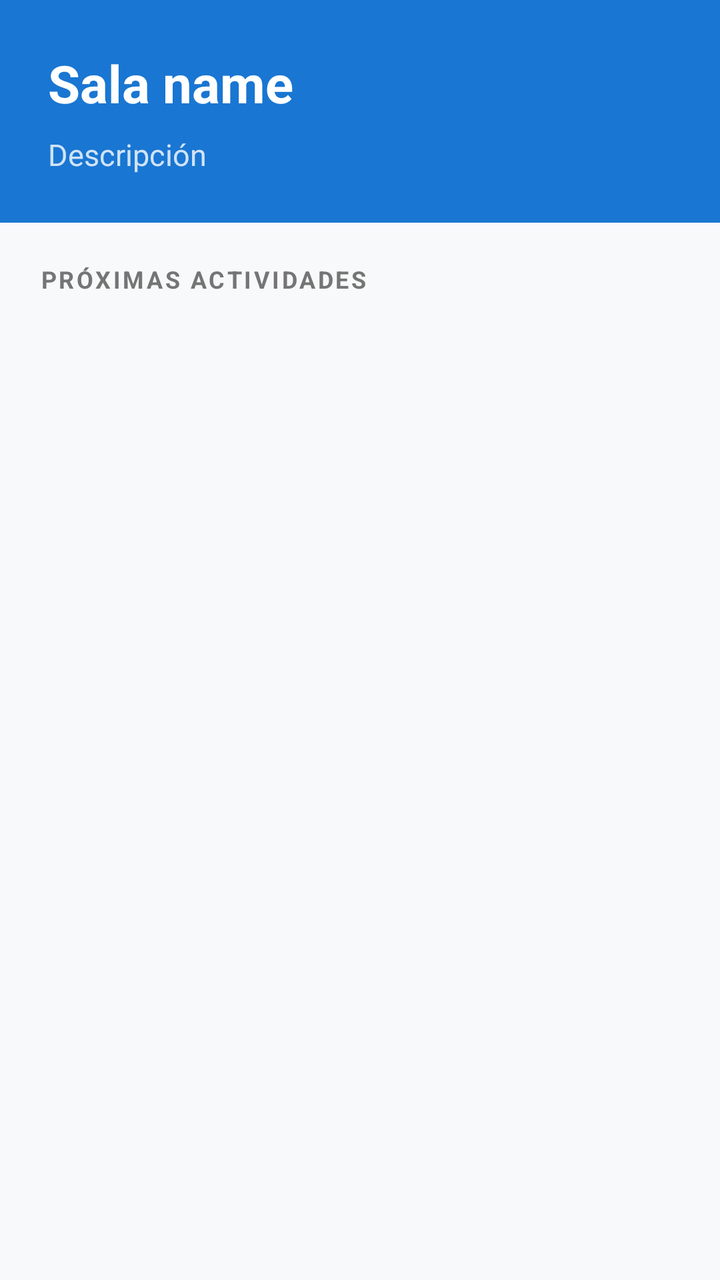
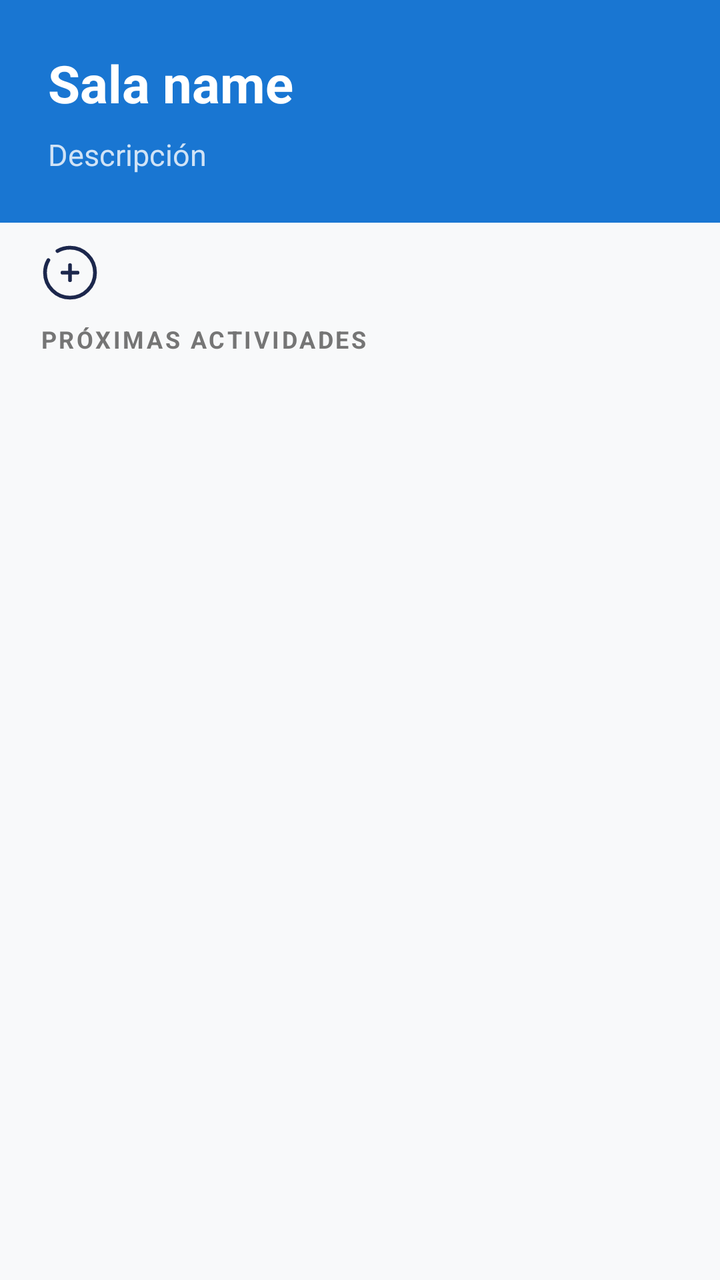

The first picture is an Android layout as it rendered before a commit; the second is the same layout after the commit. The layout source and the unified diff follow.
<!-- AndroidManifest.xml: application theme Theme.AGENDA -->
<!-- res/layout/fragment_sala.xml -->
<?xml version="1.0" encoding="utf-8"?>
<androidx.constraintlayout.widget.ConstraintLayout
    xmlns:android="http://schemas.android.com/apk/res/android"
    xmlns:app="http://schemas.android.com/apk/res-auto"
    xmlns:tools="http://schemas.android.com/tools"
    android:layout_width="match_parent"
    android:layout_height="match_parent"
    android:background="#F8F9FA"
    tools:context=".SalaFragment">

    <LinearLayout
        android:id="@+id/headerContainer"
        android:layout_width="match_parent"
        android:layout_height="wrap_content"
        android:background="#1976D2"
        android:orientation="vertical"
        android:padding="24dp"
        app:layout_constraintTop_toTopOf="parent">

        <TextView
            android:id="@+id/tvSalaTitle"
            android:layout_width="match_parent"
            android:layout_height="wrap_content"
            android:text="Sala name"
            android:textColor="@color/white"
            android:textSize="26sp"
            android:textStyle="bold" />

        <TextView
            android:id="@+id/tvSalaDescription"
            android:layout_width="match_parent"
            android:layout_height="wrap_content"
            android:layout_marginTop="8dp"
            android:text="Descripción"
            android:textColor="#CCFFFFFF"
            android:textSize="15sp" />
    </LinearLayout>

    <TextView
        android:id="@+id/labelActividades"
        android:layout_width="wrap_content"
        android:layout_height="wrap_content"
        android:layout_marginStart="20dp"
        android:layout_marginTop="20dp"
        android:text="PRÓXIMAS ACTIVIDADES"
        android:textColor="#757575"
        android:textSize="12sp"
        android:textStyle="bold"
        android:letterSpacing="0.1"
        app:layout_constraintStart_toStartOf="parent"
        app:layout_constraintTop_toBottomOf="@id/headerContainer" />

    <androidx.recyclerview.widget.RecyclerView
        android:id="@+id/activitatsRecyclerView"
        android:layout_width="0dp"
        android:layout_height="0dp"
        android:layout_marginTop="8dp"
        android:clipToPadding="false"
        android:paddingBottom="20dp"
        app:layout_constraintBottom_toBottomOf="parent"
        app:layout_constraintEnd_toEndOf="parent"
        app:layout_constraintStart_toStartOf="parent"
        app:layout_constraintTop_toBottomOf="@id/labelActividades"
        tools:listitem="@layout/activitat_layout" />

</androidx.constraintlayout.widget.ConstraintLayout>
<!-- res/layout/activitat_layout.xml (included above) -->
<?xml version="1.0" encoding="utf-8"?>
<androidx.cardview.widget.CardView
    xmlns:android="http://schemas.android.com/apk/res/android"
    xmlns:app="http://schemas.android.com/apk/res-auto"
    android:id="@+id/cardView"
    android:layout_width="match_parent"
    android:layout_height="wrap_content"
    android:layout_marginHorizontal="16dp"
    android:layout_marginVertical="6dp"
    app:cardCornerRadius="12dp"
    app:cardElevation="3dp"
    android:clickable="true"
    android:focusable="true"
    android:foreground="?attr/selectableItemBackground">

    <androidx.constraintlayout.widget.ConstraintLayout
        android:layout_width="match_parent"
        android:layout_height="wrap_content">

        <View
            android:id="@+id/statusIndicator"
            android:layout_width="6dp"
            android:layout_height="0dp"
            android:background="#4CAF50"
            app:layout_constraintBottom_toBottomOf="parent"
            app:layout_constraintStart_toStartOf="parent"
            app:layout_constraintTop_toTopOf="parent" />

        <LinearLayout
            android:layout_width="0dp"
            android:layout_height="wrap_content"
            android:orientation="vertical"
            android:padding="16dp"
            app:layout_constraintBottom_toBottomOf="parent"
            app:layout_constraintEnd_toEndOf="parent"
            app:layout_constraintStart_toEndOf="@+id/statusIndicator"
            app:layout_constraintTop_toTopOf="parent">

            <TextView
                android:id="@+id/activitatName"
                android:layout_width="wrap_content"
                android:layout_height="wrap_content"
                android:text="Activitat Name"
                android:textColor="#212121"
                android:textSize="17sp"
                android:textStyle="bold" />

            <TextView
                android:id="@+id/activitatDescription"
                android:layout_width="wrap_content"
                android:layout_height="wrap_content"
                android:layout_marginTop="4dp"
                android:text="Descripción "
                android:textColor="#616161"
                android:textSize="14sp" />

            <TextView
                android:id="@+id/tvTime"
                android:layout_width="wrap_content"
                android:layout_height="wrap_content"
                android:layout_marginTop="8dp"
                android:text="horario"
                android:textSize="12sp"
                android:textColor="#1976D2"
                android:textStyle="italic" />

        </LinearLayout>
    </androidx.constraintlayout.widget.ConstraintLayout>
</androidx.cardview.widget.CardView>
<!-- resources referenced by this layout -->
<resources>
  <color name="white">#FFFFFFFF</color>
  <style name="Theme.AGENDA" parent="Base.Theme.AGENDA" />
  <style name="Base.Theme.AGENDA" parent="Theme.Material3.DayNight.NoActionBar">
          
          
      </style>
</resources>

<!-- the commit's change to res/layout/fragment_sala.xml (unified diff, before → after) -->
@@ -35,20 +35,31 @@
             android:textColor="#CCFFFFFF"
             android:textSize="15sp" />
     </LinearLayout>
+    <ImageView
+        android:id="@+id/addactivitatButton"
+        android:layout_width="wrap_content"
+        android:layout_height="wrap_content"
+        android:layout_marginStart="20dp"
+        android:layout_marginTop="10dp"
+        app:layout_constraintTop_toBottomOf="@+id/headerContainer"
+        app:layout_constraintBottom_toTopOf="@+id/labelActividades"
+        app:layout_constraintStart_toStartOf="parent"
+        android:src="@drawable/add_sala"
+        />
 
     <TextView
         android:id="@+id/labelActividades"
         android:layout_width="wrap_content"
         android:layout_height="wrap_content"
         android:layout_marginStart="20dp"
-        android:layout_marginTop="20dp"
+        android:layout_marginTop="10dp"
         android:text="PRÓXIMAS ACTIVIDADES"
         android:textColor="#757575"
         android:textSize="12sp"
         android:textStyle="bold"
         android:letterSpacing="0.1"
         app:layout_constraintStart_toStartOf="parent"
-        app:layout_constraintTop_toBottomOf="@id/headerContainer" />
+        app:layout_constraintTop_toBottomOf="@id/addactivitatButton" />
 
     <androidx.recyclerview.widget.RecyclerView
         android:id="@+id/activitatsRecyclerView"
<!-- resource entries referenced after the edit -->
@@ -1,6 +1,25 @@
 <!-- resources referenced by this layout -->
 <resources>
   <color name="white">#FFFFFFFF</color>
+  <!-- drawable add_sala (drawable) -->
+  <vector xmlns:android="http://schemas.android.com/apk/res/android"
+      android:width="30dp"
+      android:height="30dp"
+      android:viewportWidth="24"
+      android:viewportHeight="24">
+    <path
+        android:pathData="M15,12L12,12M12,12L9,12M12,12L12,9M12,12L12,15"
+        android:strokeWidth="1.5"
+        android:fillColor="#00000000"
+        android:strokeColor="#1C274C"
+        android:strokeLineCap="round"/>
+    <path
+        android:pathData="M7,3.338C8.471,2.487 10.179,2 12,2C17.523,2 22,6.477 22,12C22,17.523 17.523,22 12,22C6.477,22 2,17.523 2,12C2,10.179 2.487,8.471 3.338,7"
+        android:strokeWidth="1.5"
+        android:fillColor="#00000000"
+        android:strokeColor="#1C274C"
+        android:strokeLineCap="round"/>
+  </vector>
   <style name="Theme.AGENDA" parent="Base.Theme.AGENDA" />
   <style name="Base.Theme.AGENDA" parent="Theme.Material3.DayNight.NoActionBar">
           
